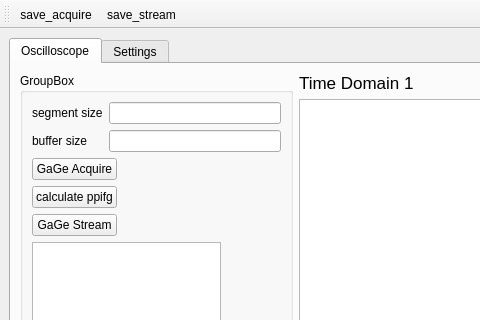
First picture: the form in main_window/form.ui, repository UCBoulder/GaGe_Digitzer_Python, before the edit; both pictures show x 0 to 480 and y 0 to 320 of the 965 by 641 pixel window.
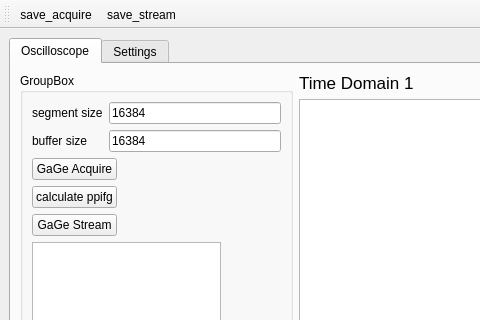
Second picture: the form after the edit. Icons and pictures are not drawn. Custom widgets are drawn as their Qt base class.

```diff
--- a/main_window/form.ui
+++ b/main_window/form.ui
@@ -45,7 +45,11 @@
             </widget>
            </item>
            <item row="0" column="1" colspan="2">
-            <widget class="QLineEdit" name="le_segmentsize"/>
+            <widget class="QLineEdit" name="le_segmentsize">
+             <property name="text">
+              <string>16384</string>
+             </property>
+            </widget>
            </item>
            <item row="1" column="0">
             <widget class="QLabel" name="label_3">
@@ -55,7 +59,11 @@
             </widget>
            </item>
            <item row="1" column="1" colspan="2">
-            <widget class="QLineEdit" name="le_buffersize"/>
+            <widget class="QLineEdit" name="le_buffersize">
+             <property name="text">
+              <string>16384</string>
+             </property>
+            </widget>
            </item>
            <item row="2" column="0" colspan="2">
             <widget class="QPushButton" name="pb_gage_acquire">
```
